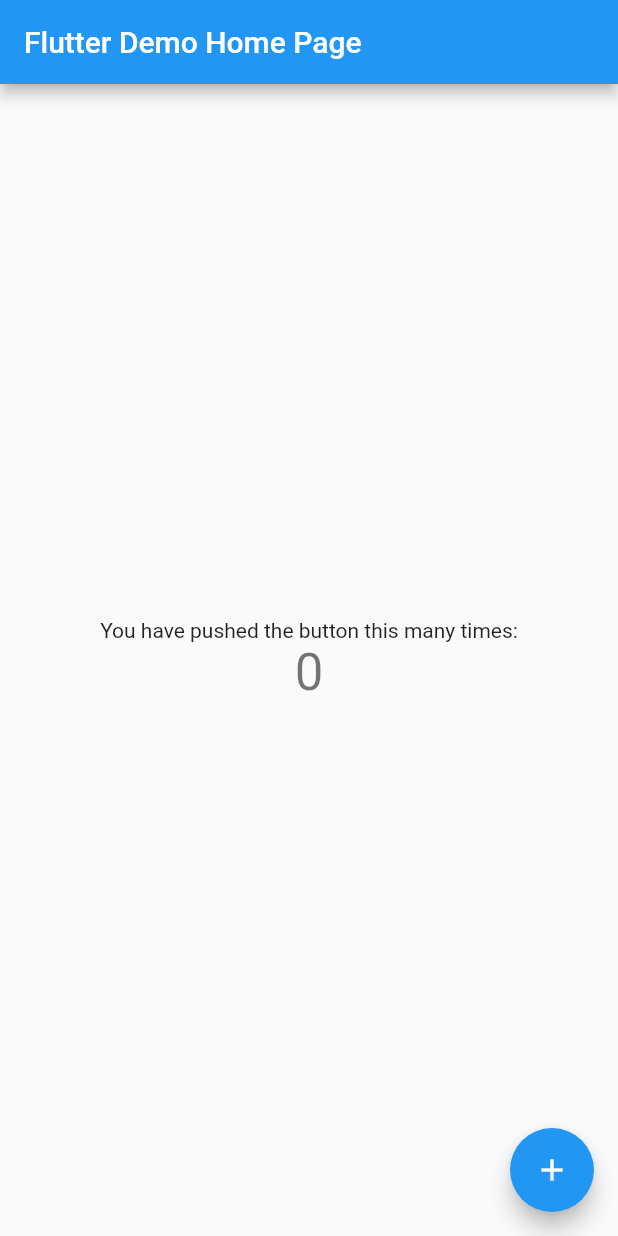
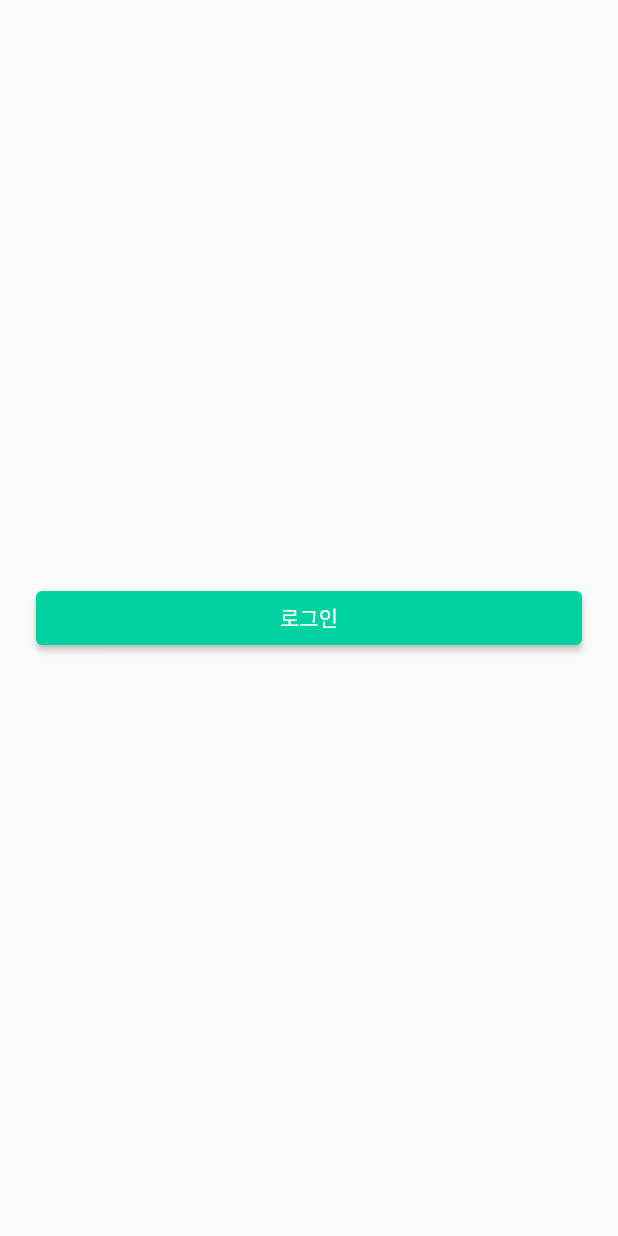
Before and after one commit to JakeSeo/simple_login_screen, a Flutter app: the screen it shows after launch, on a phone screen of 412 x 824 dp. Run offline on Flutter 3.47's test engine with Material 2 defaults, Android fonts, the phone set to English and light mode, and no system bars; our stand-ins replace go_router.

Commit message:
updated: 불필요 주석, 코드 삭제 및 기본구조 파일들 생성

```diff
--- /dev/null
+++ b/lib/constants.dart
@@ -0,0 +1,5 @@
+import 'package:flutter/material.dart';
+
+class Constants {
+  static const Color mainGreen = Color.fromRGBO(0, 210, 161, 1);
+}
--- a/lib/main.dart
+++ b/lib/main.dart
@@ -1,115 +1,22 @@
 import 'package:flutter/material.dart';
 
+import 'router/app_router.dart';
+
 void main() {
-  runApp(const MyApp());
+  runApp(MyApp(appRouter: AppRouter()));
 }
 
 class MyApp extends StatelessWidget {
-  const MyApp({super.key});
+  const MyApp({super.key, required this.appRouter});
 
-  // This widget is the root of your application.
+  final AppRouter appRouter;
+
   @override
   Widget build(BuildContext context) {
-    return MaterialApp(
-      title: 'Flutter Demo',
-      theme: ThemeData(
-        // This is the theme of your application.
-        //
-        // Try running your application with "flutter run". You'll see the
-        // application has a blue toolbar. Then, without quitting the app, try
-        // changing the primarySwatch below to Colors.green and then invoke
-        // "hot reload" (press "r" in the console where you ran "flutter run",
-        // or simply save your changes to "hot reload" in a Flutter IDE).
-        // Notice that the counter didn't reset back to zero; the application
-        // is not restarted.
-        primarySwatch: Colors.blue,
-      ),
-      home: const MyHomePage(title: 'Flutter Demo Home Page'),
+    return MaterialApp.router(
+      title: 'Simple Login Screen',
+      theme: ThemeData(),
+      routerConfig: appRouter.router,
     );
   }
 }
-
-class MyHomePage extends StatefulWidget {
-  const MyHomePage({super.key, required this.title});
-
-  // This widget is the home page of your application. It is stateful, meaning
-  // that it has a State object (defined below) that contains fields that affect
-  // how it looks.
-
-  // This class is the configuration for the state. It holds the values (in this
-  // case the title) provided by the parent (in this case the App widget) and
-  // used by the build method of the State. Fields in a Widget subclass are
-  // always marked "final".
-
-  final String title;
-
-  @override
-  State<MyHomePage> createState() => _MyHomePageState();
-}
-
-class _MyHomePageState extends State<MyHomePage> {
-  int _counter = 0;
-
-  void _incrementCounter() {
-    setState(() {
-      // This call to setState tells the Flutter framework that something has
-      // changed in this State, which causes it to rerun the build method below
-      // so that the display can reflect the updated values. If we changed
-      // _counter without calling setState(), then the build method would not be
-      // called again, and so nothing would appear to happen.
-      _counter++;
-    });
-  }
-
-  @override
-  Widget build(BuildContext context) {
-    // This method is rerun every time setState is called, for instance as done
-    // by the _incrementCounter method above.
-    //
-    // The Flutter framework has been optimized to make rerunning build methods
-    // fast, so that you can just rebuild anything that needs updating rather
-    // than having to individually change instances of widgets.
-    return Scaffold(
-      appBar: AppBar(
-        // Here we take the value from the MyHomePage object that was created by
-        // the App.build method, and use it to set our appbar title.
-        title: Text(widget.title),
-      ),
-      body: Center(
-        // Center is a layout widget. It takes a single child and positions it
-        // in the middle of the parent.
-        child: Column(
-          // Column is also a layout widget. It takes a list of children and
-          // arranges them vertically. By default, it sizes itself to fit its
-          // children horizontally, and tries to be as tall as its parent.
-          //
-          // Invoke "debug painting" (press "p" in the console, choose the
-          // "Toggle Debug Paint" action from the Flutter Inspector in Android
-          // Studio, or the "Toggle Debug Paint" command in Visual Studio Code)
-          // to see the wireframe for each widget.
-          //
-          // Column has various properties to control how it sizes itself and
-          // how it positions its children. Here we use mainAxisAlignment to
-          // center the children vertically; the main axis here is the vertical
-          // axis because Columns are vertical (the cross axis would be
-          // horizontal).
-          mainAxisAlignment: MainAxisAlignment.center,
-          children: <Widget>[
-            const Text(
-              'You have pushed the button this many times:',
-            ),
-            Text(
-              '$_counter',
-              style: Theme.of(context).textTheme.headlineMedium,
-            ),
-          ],
-        ),
-      ),
-      floatingActionButton: FloatingActionButton(
-        onPressed: _incrementCounter,
-        tooltip: 'Increment',
-        child: const Icon(Icons.add),
-      ), // This trailing comma makes auto-formatting nicer for build methods.
-    );
-  }
-}
--- /dev/null
+++ b/lib/router/app_router.dart
@@ -0,0 +1,22 @@
+import 'package:go_router/go_router.dart';
+import 'package:simple_login_screen/router/app_routes.dart';
+import '../views/screens.dart';
+
+class AppRouter {
+  final router = GoRouter(
+    initialLocation: AppRoutes.home.path,
+    routes: [
+      GoRoute(
+          path: AppRoutes.home.path,
+          name: AppRoutes.home.name,
+          builder: (context, state) => const HomeScreen(),
+          routes: [
+            GoRoute(
+              path: AppRoutes.login.path,
+              name: AppRoutes.login.name,
+              builder: (context, state) => const LoginScreen(),
+            )
+          ]),
+    ],
+  );
+}
--- /dev/null
+++ b/lib/router/app_routes.dart
@@ -0,0 +1,16 @@
+enum AppRoutes {
+  home(
+    path: '/',
+    completePath: '/',
+    name: 'home',
+  ),
+  login(
+    path: 'login',
+    completePath: '/login',
+    name: 'login',
+  );
+
+  final String path, completePath, name;
+  const AppRoutes(
+      {required this.path, required this.completePath, required this.name});
+}
--- /dev/null
+++ b/lib/views/common/custom_button.dart
@@ -0,0 +1,42 @@
+import 'package:flutter/material.dart';
+import 'package:simple_login_screen/constants.dart';
+
+class CustomButton extends StatelessWidget {
+  const CustomButton({
+    super.key,
+    required this.child,
+    required this.onPressed,
+    this.isLoading = false,
+  });
+
+  final Widget child;
+  final VoidCallback onPressed;
+  final bool isLoading;
+
+  @override
+  Widget build(BuildContext context) {
+    return Row(
+      children: [
+        Expanded(
+          child: ElevatedButton(
+            style: ElevatedButton.styleFrom(
+              backgroundColor: Constants.mainGreen,
+              foregroundColor: Colors.white,
+            ),
+            onPressed: onPressed,
+            child: isLoading
+                ? const SizedBox(
+                    width: 20,
+                    height: 20,
+                    child: CircularProgressIndicator(
+                      color: Colors.white,
+                      strokeWidth: 3,
+                    ),
+                  )
+                : child,
+          ),
+        ),
+      ],
+    );
+  }
+}
--- /dev/null
+++ b/lib/views/screens.dart
@@ -0,0 +1,2 @@
+export 'screens/login_screen.dart';
+export 'screens/home_screen.dart';
--- /dev/null
+++ b/lib/views/screens/home_screen.dart
@@ -0,0 +1,28 @@
+import 'package:flutter/material.dart';
+import 'package:go_router/go_router.dart';
+import 'package:simple_login_screen/router/app_routes.dart';
+
+import '../common/custom_button.dart';
+
+class HomeScreen extends StatelessWidget {
+  const HomeScreen({super.key});
+
+  _goToLoginScreen(BuildContext context) {
+    context.goNamed(AppRoutes.login.name);
+  }
+
+  @override
+  Widget build(BuildContext context) {
+    return Scaffold(
+      body: Padding(
+        padding: const EdgeInsets.symmetric(horizontal: 24.0),
+        child: Center(
+          child: CustomButton(
+            onPressed: () => _goToLoginScreen(context),
+            child: const Text("로그인"),
+          ),
+        ),
+      ),
+    );
+  }
+}
--- /dev/null
+++ b/lib/views/screens/login_screen.dart
@@ -0,0 +1,19 @@
+import 'package:flutter/material.dart';
+
+class LoginScreen extends StatelessWidget {
+  const LoginScreen({super.key});
+
+  @override
+  Widget build(BuildContext context) {
+    return Scaffold(
+      appBar: AppBar(
+        backgroundColor: Colors.transparent,
+        foregroundColor: Colors.black,
+        elevation: 0,
+      ),
+      body: Column(
+        children: [],
+      ),
+    );
+  }
+}
```
Also changed, not shown: pubspec.yaml (+5 -71 lines), pubspec.lock, 1 other file.
